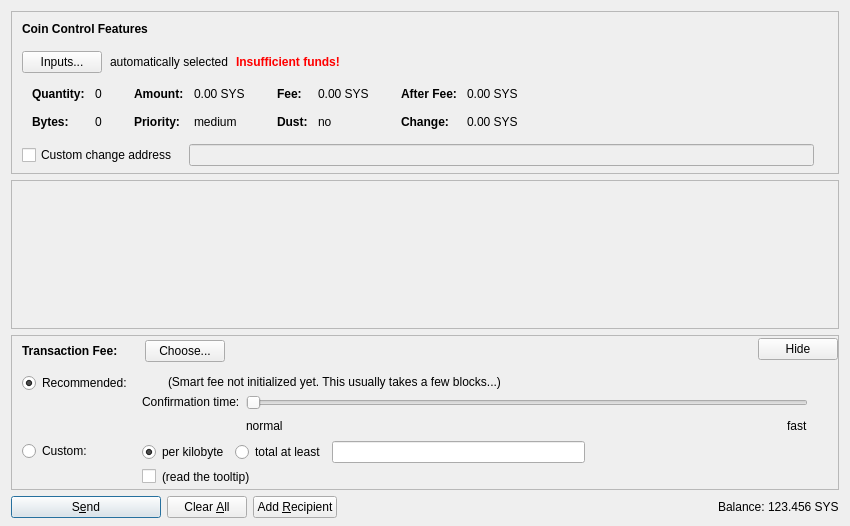
This is src/qt/forms/sendcoinsdialog.ui in syscoin-core/syscoin-trimmed as Qt 5 draws it before an edit. The edited form follows.
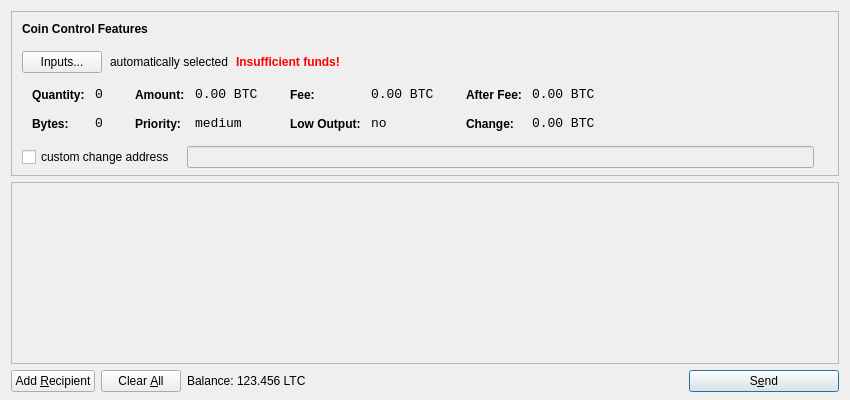
This is the edited form. Icons and pictures are not drawn. Custom widgets are drawn as their Qt base class.

```diff
--- a/src/qt/forms/sendcoinsdialog.ui
+++ b/src/qt/forms/sendcoinsdialog.ui
@@ -7,13 +7,13 @@
     <x>0</x>
     <y>0</y>
     <width>850</width>
-    <height>526</height>
+    <height>400</height>
    </rect>
   </property>
   <property name="windowTitle">
    <string>Send Coins</string>
   </property>
-  <layout class="QVBoxLayout" name="verticalLayout" stretch="0,1,0,0">
+  <layout class="QVBoxLayout" name="verticalLayout" stretch="0,1,0">
    <property name="bottomMargin">
     <number>8</number>
    </property>
@@ -39,7 +39,7 @@
      </property>
      <layout class="QVBoxLayout" name="verticalLayoutCoinControl2">
       <property name="spacing">
-       <number>0</number>
+       <number>-1</number>
       </property>
       <property name="leftMargin">
        <number>0</number>
@@ -109,9 +109,6 @@
             <property name="text">
              <string>Inputs...</string>
             </property>
-            <property name="autoDefault">
-             <bool>false</bool>
-            </property>
            </widget>
           </item>
           <item>
@@ -176,16 +173,7 @@
            <string notr="true"/>
           </property>
           <layout class="QHBoxLayout" name="horizontalLayoutCoinControl5">
-           <property name="leftMargin">
-            <number>0</number>
-           </property>
-           <property name="topMargin">
-            <number>0</number>
-           </property>
-           <property name="rightMargin">
-            <number>0</number>
-           </property>
-           <property name="bottomMargin">
+           <property name="margin">
             <number>0</number>
            </property>
            <item>
@@ -218,11 +206,8 @@
                </property>
                <item row="0" column="0">
                 <widget class="QLabel" name="labelCoinControlQuantityText">
-                 <property name="font">
-                  <font>
-                   <weight>75</weight>
-                   <bold>true</bold>
-                  </font>
+                 <property name="styleSheet">
+                  <string notr="true">font-weight:bold;</string>
                  </property>
                  <property name="text">
                   <string>Quantity:</string>
@@ -234,6 +219,12 @@
                </item>
                <item row="0" column="1">
                 <widget class="QLabel" name="labelCoinControlQuantity">
+                 <property name="font">
+                  <font>
+                   <family>Monospace</family>
+                   <pointsize>10</pointsize>
+                  </font>
+                 </property>
                  <property name="cursor">
                   <cursorShape>IBeamCursor</cursorShape>
                  </property>
@@ -253,11 +244,8 @@
                </item>
                <item row="1" column="0">
                 <widget class="QLabel" name="labelCoinControlBytesText">
-                 <property name="font">
-                  <font>
-                   <weight>75</weight>
-                   <bold>true</bold>
-                  </font>
+                 <property name="styleSheet">
+                  <string notr="true">font-weight:bold;</string>
                  </property>
                  <property name="text">
                   <string>Bytes:</string>
@@ -266,6 +254,12 @@
                </item>
                <item row="1" column="1">
                 <widget class="QLabel" name="labelCoinControlBytes">
+                 <property name="font">
+                  <font>
+                   <family>Monospace</family>
+                   <pointsize>10</pointsize>
+                  </font>
+                 </property>
                  <property name="cursor">
                   <cursorShape>IBeamCursor</cursorShape>
                  </property>
@@ -301,11 +295,8 @@
                </property>
                <item row="0" column="0">
                 <widget class="QLabel" name="labelCoinControlAmountText">
-                 <property name="font">
-                  <font>
-                   <weight>75</weight>
-                   <bold>true</bold>
-                  </font>
+                 <property name="styleSheet">
+                  <string notr="true">font-weight:bold;</string>
                  </property>
                  <property name="text">
                   <string>Amount:</string>
@@ -317,6 +308,12 @@
                </item>
                <item row="0" column="1">
                 <widget class="QLabel" name="labelCoinControlAmount">
+                 <property name="font">
+                  <font>
+                   <family>Monospace</family>
+                   <pointsize>10</pointsize>
+                  </font>
+                 </property>
                  <property name="cursor">
                   <cursorShape>IBeamCursor</cursorShape>
                  </property>
@@ -324,7 +321,7 @@
                   <enum>Qt::ActionsContextMenu</enum>
                  </property>
                  <property name="text">
-                  <string notr="true">0.00 SYS</string>
+                  <string notr="true">0.00 BTC</string>
                  </property>
                  <property name="textInteractionFlags">
                   <set>Qt::LinksAccessibleByMouse|Qt::TextSelectableByKeyboard|Qt::TextSelectableByMouse</set>
@@ -333,11 +330,8 @@
                </item>
                <item row="1" column="0">
                 <widget class="QLabel" name="labelCoinControlPriorityText">
-                 <property name="font">
-                  <font>
-                   <weight>75</weight>
-                   <bold>true</bold>
-                  </font>
+                 <property name="styleSheet">
+                  <string notr="true">font-weight:bold;</string>
                  </property>
                  <property name="text">
                   <string>Priority:</string>
@@ -346,6 +340,12 @@
                </item>
                <item row="1" column="1">
                 <widget class="QLabel" name="labelCoinControlPriority">
+                 <property name="font">
+                  <font>
+                   <family>Monospace</family>
+                   <pointsize>10</pointsize>
+                  </font>
+                 </property>
                  <property name="cursor">
                   <cursorShape>IBeamCursor</cursorShape>
                  </property>
@@ -353,7 +353,7 @@
                   <enum>Qt::ActionsContextMenu</enum>
                  </property>
                  <property name="text">
-                  <string notr="true">medium</string>
+                  <string>medium</string>
                  </property>
                  <property name="textInteractionFlags">
                   <set>Qt::LinksAccessibleByMouse|Qt::TextSelectableByKeyboard|Qt::TextSelectableByMouse</set>
@@ -381,11 +381,8 @@
                </property>
                <item row="0" column="0">
                 <widget class="QLabel" name="labelCoinControlFeeText">
-                 <property name="font">
-                  <font>
-                   <weight>75</weight>
-                   <bold>true</bold>
-                  </font>
+                 <property name="styleSheet">
+                  <string notr="true">font-weight:bold;</string>
                  </property>
                  <property name="text">
                   <string>Fee:</string>
@@ -397,6 +394,12 @@
                </item>
                <item row="0" column="1">
                 <widget class="QLabel" name="labelCoinControlFee">
+                 <property name="font">
+                  <font>
+                   <family>Monospace</family>
+                   <pointsize>10</pointsize>
+                  </font>
+                 </property>
                  <property name="cursor">
                   <cursorShape>IBeamCursor</cursorShape>
                  </property>
@@ -404,7 +407,7 @@
                   <enum>Qt::ActionsContextMenu</enum>
                  </property>
                  <property name="text">
-                  <string notr="true">0.00 SYS</string>
+                  <string notr="true">0.00 BTC</string>
                  </property>
                  <property name="textInteractionFlags">
                   <set>Qt::LinksAccessibleByMouse|Qt::TextSelectableByKeyboard|Qt::TextSelectableByMouse</set>
@@ -413,19 +416,22 @@
                </item>
                <item row="1" column="0">
                 <widget class="QLabel" name="labelCoinControlLowOutputText">
-                 <property name="font">
-                  <font>
-                   <weight>75</weight>
-                   <bold>true</bold>
-                  </font>
+                 <property name="styleSheet">
+                  <string notr="true">font-weight:bold;</string>
                  </property>
                  <property name="text">
-                  <string>Dust:</string>
+                  <string>Low Output:</string>
                  </property>
                 </widget>
                </item>
                <item row="1" column="1">
                 <widget class="QLabel" name="labelCoinControlLowOutput">
+                 <property name="font">
+                  <font>
+                   <family>Monospace</family>
+                   <pointsize>10</pointsize>
+                  </font>
+                 </property>
                  <property name="cursor">
                   <cursorShape>IBeamCursor</cursorShape>
                  </property>
@@ -433,7 +439,7 @@
                   <enum>Qt::ActionsContextMenu</enum>
                  </property>
                  <property name="text">
-                  <string notr="true">no</string>
+                  <string>no</string>
                  </property>
                  <property name="textInteractionFlags">
                   <set>Qt::LinksAccessibleByMouse|Qt::TextSelectableByKeyboard|Qt::TextSelectableByMouse</set>
@@ -461,11 +467,8 @@
                </property>
                <item row="0" column="0">
                 <widget class="QLabel" name="labelCoinControlAfterFeeText">
-                 <property name="font">
-                  <font>
-                   <weight>75</weight>
-                   <bold>true</bold>
-                  </font>
+                 <property name="styleSheet">
+                  <string notr="true">font-weight:bold;</string>
                  </property>
                  <property name="text">
                   <string>After Fee:</string>
@@ -477,6 +480,12 @@
                </item>
                <item row="0" column="1">
                 <widget class="QLabel" name="labelCoinControlAfterFee">
+                 <property name="font">
+                  <font>
+                   <family>Monospace</family>
+                   <pointsize>10</pointsize>
+                  </font>
+                 </property>
                  <property name="cursor">
                   <cursorShape>IBeamCursor</cursorShape>
                  </property>
@@ -484,7 +493,7 @@
                   <enum>Qt::ActionsContextMenu</enum>
                  </property>
                  <property name="text">
-                  <string notr="true">0.00 SYS</string>
+                  <string notr="true">0.00 BTC</string>
                  </property>
                  <property name="textInteractionFlags">
                   <set>Qt::LinksAccessibleByMouse|Qt::TextSelectableByKeyboard|Qt::TextSelectableByMouse</set>
@@ -493,11 +502,8 @@
                </item>
                <item row="1" column="0">
                 <widget class="QLabel" name="labelCoinControlChangeText">
-                 <property name="font">
-                  <font>
-                   <weight>75</weight>
-                   <bold>true</bold>
-                  </font>
+                 <property name="styleSheet">
+                  <string notr="true">font-weight:bold;</string>
                  </property>
                  <property name="text">
                   <string>Change:</string>
@@ -506,6 +512,12 @@
                </item>
                <item row="1" column="1">
                 <widget class="QLabel" name="labelCoinControlChange">
+                 <property name="font">
+                  <font>
+                   <family>Monospace</family>
+                   <pointsize>10</pointsize>
+                  </font>
+                 </property>
                  <property name="cursor">
                   <cursorShape>IBeamCursor</cursorShape>
                  </property>
@@ -513,7 +525,7 @@
                   <enum>Qt::ActionsContextMenu</enum>
                  </property>
                  <property name="text">
-                  <string notr="true">0.00 SYS</string>
+                  <string notr="true">0.00 BTC</string>
                  </property>
                  <property name="textInteractionFlags">
                   <set>Qt::LinksAccessibleByMouse|Qt::TextSelectableByKeyboard|Qt::TextSelectableByMouse</set>
@@ -543,16 +555,13 @@
           </property>
           <item>
            <widget class="QCheckBox" name="checkBoxCoinControlChange">
-            <property name="toolTip">
-             <string>If this is activated, but the change address is empty or invalid, change will be sent to a newly generated address.</string>
-            </property>
             <property name="text">
-             <string>Custom change address</string>
+             <string>custom change address</string>
             </property>
            </widget>
           </item>
           <item>
-           <widget class="QValidatedLineEdit" name="lineEditCoinControlChange">
+           <widget class="QLineEdit" name="lineEditCoinControlChange">
             <property name="enabled">
              <bool>false</bool>
             </property>
@@ -617,20 +626,11 @@
         <x>0</x>
         <y>0</y>
         <width>830</width>
-        <height>104</height>
+        <height>165</height>
        </rect>
       </property>
-      <layout class="QVBoxLayout" name="verticalLayout_2" stretch="0,1">
-       <property name="leftMargin">
-        <number>0</number>
-       </property>
-       <property name="topMargin">
-        <number>0</number>
-       </property>
-       <property name="rightMargin">
-        <number>0</number>
-       </property>
-       <property name="bottomMargin">
+      <layout class="QVBoxLayout" name="verticalLayout_2">
+       <property name="margin">
         <number>0</number>
        </property>
        <item>
@@ -657,559 +657,23 @@
      </widget>
     </widget>
    </item>
-   <item>
-    <widget class="QFrame" name="frameFee">
-     <property name="sizePolicy">
-      <sizepolicy hsizetype="Expanding" vsizetype="Expanding">
-       <horstretch>0</horstretch>
-       <verstretch>0</verstretch>
-      </sizepolicy>
-     </property>
-     <property name="maximumSize">
-      <size>
-       <width>16777215</width>
-       <height>16777215</height>
-      </size>
-     </property>
-     <property name="frameShape">
-      <enum>QFrame::StyledPanel</enum>
-     </property>
-     <property name="frameShadow">
-      <enum>QFrame::Sunken</enum>
-     </property>
-     <layout class="QVBoxLayout" name="verticalLayoutFee1">
-      <property name="spacing">
-       <number>0</number>
-      </property>
-      <property name="leftMargin">
-       <number>0</number>
-      </property>
-      <property name="topMargin">
-       <number>0</number>
-      </property>
-      <property name="rightMargin">
-       <number>0</number>
-      </property>
-      <property name="bottomMargin">
-       <number>0</number>
-      </property>
-      <item>
-       <layout class="QVBoxLayout" name="verticalLayoutFee2" stretch="0,0,0">
-        <property name="spacing">
-         <number>0</number>
-        </property>
-        <property name="leftMargin">
-         <number>10</number>
-        </property>
-        <property name="topMargin">
-         <number>0</number>
-        </property>
-        <item>
-         <layout class="QHBoxLayout" name="horizontalLayoutFee1">
-          <property name="bottomMargin">
-           <number>0</number>
-          </property>
-          <item>
-           <layout class="QVBoxLayout" name="verticalLayoutFee7">
-            <property name="spacing">
-             <number>0</number>
-            </property>
-            <item>
-             <spacer name="verticalSpacerSmartFee">
-              <property name="orientation">
-               <enum>Qt::Vertical</enum>
-              </property>
-              <property name="sizeType">
-               <enum>QSizePolicy::Fixed</enum>
-              </property>
-              <property name="sizeHint" stdset="0">
-               <size>
-                <width>1</width>
-                <height>4</height>
-               </size>
-              </property>
-             </spacer>
-            </item>
-            <item>
-             <layout class="QHBoxLayout" name="horizontalLayoutSmartFee">
-              <property name="spacing">
-               <number>10</number>
-              </property>
-              <item>
-               <widget class="QLabel" name="labelFeeHeadline">
-                <property name="sizePolicy">
-                 <sizepolicy hsizetype="Preferred" vsizetype="Maximum">
-                  <horstretch>0</horstretch>
-                  <verstretch>0</verstretch>
-                 </sizepolicy>
-                </property>
-                <property name="font">
-                 <font>
-                  <weight>75</weight>
-                  <bold>true</bold>
-                 </font>
-                </property>
-                <property name="styleSheet">
-                 <string notr="true">font-weight:bold;</string>
-                </property>
-                <property name="text">
-                 <string>Transaction Fee:</string>
-                </property>
-               </widget>
-              </item>
-              <item>
-               <widget class="QLabel" name="labelFeeMinimized">
-                <property name="text">
-                 <string/>
-                </property>
-               </widget>
-              </item>
-              <item>
-               <widget class="QPushButton" name="buttonChooseFee">
-                <property name="text">
-                 <string>Choose...</string>
-                </property>
-               </widget>
-              </item>
-             </layout>
-            </item>
-            <item>
-             <spacer name="verticalSpacer_5">
-              <property name="orientation">
-               <enum>Qt::Vertical</enum>
-              </property>
-              <property name="sizeHint" stdset="0">
-               <size>
-                <width>1</width>
-                <height>1</height>
-               </size>
-              </property>
-             </spacer>
-            </item>
-           </layout>
-          </item>
-          <item>
-           <spacer name="horizontalSpacer_4">
-            <property name="orientation">
-             <enum>Qt::Horizontal</enum>
-            </property>
-            <property name="sizeHint" stdset="0">
-             <size>
-              <width>40</width>
-              <height>20</height>
-             </size>
-            </property>
-           </spacer>
-          </item>
-          <item>
-           <widget class="QPushButton" name="buttonMinimizeFee">
-            <property name="toolTip">
-             <string>collapse fee-settings</string>
-            </property>
-            <property name="text">
-             <string>Hide</string>
-            </property>
-           </widget>
-          </item>
-         </layout>
-        </item>
-        <item>
-         <widget class="QFrame" name="frameFeeSelection">
-          <layout class="QVBoxLayout" name="verticalLayoutFee12">
-           <property name="spacing">
-            <number>0</number>
-           </property>
-           <property name="leftMargin">
-            <number>0</number>
-           </property>
-           <property name="topMargin">
-            <number>0</number>
-           </property>
-           <property name="rightMargin">
-            <number>0</number>
-           </property>
-           <property name="bottomMargin">
-            <number>0</number>
-           </property>
-           <item>
-            <layout class="QGridLayout" name="gridLayoutFee">
-             <property name="topMargin">
-              <number>10</number>
-             </property>
-             <property name="bottomMargin">
-              <number>4</number>
-             </property>
-             <property name="horizontalSpacing">
-              <number>10</number>
-             </property>
-             <property name="verticalSpacing">
-              <number>4</number>
-             </property>
-             <item row="1" column="1">
-              <layout class="QVBoxLayout" name="verticalLayoutFee8">
-               <property name="spacing">
-                <number>6</number>
-               </property>
-               <item>
-                <layout class="QHBoxLayout" name="horizontalLayoutFee13">
-                 <item>
-                  <widget class="QRadioButton" name="radioCustomPerKilobyte">
-                   <property name="toolTip">
-                    <string>If the custom fee is set to 1000 satoshis and the transaction is only 250 bytes, then &quot;per kilobyte&quot; only pays 250 satoshis in fee, while &quot;total at least&quot; pays 1000 satoshis. For transactions bigger than a kilobyte both pay by kilobyte.</string>
-                   </property>
-                   <property name="text">
-                    <string>per kilobyte</string>
-                   </property>
-                   <property name="checked">
-                    <bool>true</bool>
-                   </property>
-                   <attribute name="buttonGroup">
-                    <string notr="true">groupCustomFee</string>
-                   </attribute>
-                  </widget>
-                 </item>
-                 <item>
-                  <widget class="QRadioButton" name="radioCustomAtLeast">
-                   <property name="toolTip">
-                    <string>If the custom fee is set to 1000 satoshis and the transaction is only 250 bytes, then &quot;per kilobyte&quot; only pays 250 satoshis in fee, while &quot;total at least&quot; pays 1000 satoshis. For transactions bigger than a kilobyte both pay by kilobyte.</string>
-                   </property>
-                   <property name="text">
-                    <string>total at least</string>
-                   </property>
-                   <attribute name="buttonGroup">
-                    <string notr="true">groupCustomFee</string>
-                   </attribute>
-                  </widget>
-                 </item>
-                 <item>
-                  <widget class="SyscoinAmountField" name="customFee"/>
-                 </item>
-                 <item>
-                  <spacer name="horizontalSpacer_6">
-                   <property name="orientation">
-                    <enum>Qt::Horizontal</enum>
-                   </property>
-                   <property name="sizeHint" stdset="0">
-                    <size>
-                     <width>1</width>
-                     <height>1</height>
-                    </size>
-                   </property>
-                  </spacer>
-                 </item>
-                </layout>
-               </item>
-               <item>
-                <layout class="QHBoxLayout" name="horizontalLayoutFee8">
-                 <item>
-                  <widget class="QCheckBox" name="checkBoxMinimumFee">
-                   <property name="toolTip">
-                    <string>Paying only the minimum fee is just fine as long as there is less transaction volume than space in the blocks. But be aware that this can end up in a never confirming transaction once there is more demand for syscoin transactions than the network can process.</string>
-                   </property>
-                   <property name="text">
-                    <string/>
-                   </property>
-                  </widget>
-                 </item>
-                 <item>
-                  <widget class="QLabel" name="labelMinFeeWarning">
-                   <property name="enabled">
-                    <bool>true</bool>
-                   </property>
-                   <property name="toolTip">
-                    <string>Paying only the minimum fee is just fine as long as there is less transaction volume than space in the blocks. But be aware that this can end up in a never confirming transaction once there is more demand for syscoin transactions than the network can process.</string>
-                   </property>
-                   <property name="text">
-                    <string>(read the tooltip)</string>
-                   </property>
-                   <property name="margin">
-                    <number>5</number>
-                   </property>
-                  </widget>
-                 </item>
-                 <item>
-                  <spacer name="horizontalSpacer_2">
-                   <property name="orientation">
-                    <enum>Qt::Horizontal</enum>
-                   </property>
-                   <property name="sizeHint" stdset="0">
-                    <size>
-                     <width>1</width>
-                     <height>1</height>
-                    </size>
-                   </property>
-                  </spacer>
-                 </item>
-                </layout>
-               </item>
-              </layout>
-             </item>
-             <item row="0" column="0">
-              <layout class="QVBoxLayout" name="verticalLayoutFee4" stretch="0,1">
-               <item>
-                <widget class="QRadioButton" name="radioSmartFee">
-                 <property name="text">
-                  <string>Recommended:</string>
-                 </property>
-                 <property name="checked">
-                  <bool>true</bool>
-                 </property>
-                 <attribute name="buttonGroup">
-                  <string notr="true">groupFee</string>
-                 </attribute>
-                </widget>
-               </item>
-               <item>
-                <spacer name="verticalSpacer_2">
-                 <property name="orientation">
-                  <enum>Qt::Vertical</enum>
-                 </property>
-                 <property name="sizeHint" stdset="0">
-                  <size>
-                   <width>1</width>
-                   <height>1</height>
-                  </size>
-                 </property>
-                </spacer>
-               </item>
-              </layout>
-             </item>
-             <item row="1" column="0">
-              <layout class="QVBoxLayout" name="verticalLayoutFee9" stretch="0,1">
-               <item>
-                <widget class="QRadioButton" name="radioCustomFee">
-                 <property name="text">
-                  <string>Custom:</string>
-                 </property>
-                 <attribute name="buttonGroup">
-                  <string notr="true">groupFee</string>
-                 </attribute>
-                </widget>
-               </item>
-               <item>
-                <spacer name="verticalSpacer_6">
-                 <property name="orientation">
-                  <enum>Qt::Vertical</enum>
-                 </property>
-                 <property name="sizeHint" stdset="0">
-                  <size>
-                   <width>1</width>
-                   <height>1</height>
-                  </size>
-                 </property>
-                </spacer>
-               </item>
-              </layout>
-             </item>
-             <item row="0" column="1">
-              <layout class="QVBoxLayout" name="verticalLayoutFee3" stretch="0,0,1">
-               <property name="spacing">
-                <number>6</number>
-               </property>
-               <property name="topMargin">
-                <number>2</number>
-               </property>
-               <item>
-                <layout class="QHBoxLayout" name="horizontalLayoutFee12">
-                 <item>
-                  <widget class="QLabel" name="labelSmartFee">
-                   <property name="text">
-                    <string/>
-                   </property>
-                   <property name="margin">
-                    <number>2</number>
-                   </property>
-                  </widget>
-                 </item>
-                 <item>
-                  <widget class="QLabel" name="labelFeeEstimation">
-                   <property name="text">
-                    <string/>
-                   </property>
-                  </widget>
-                 </item>
-                 <item>
-                  <widget class="QLabel" name="labelSmartFee2">
-                   <property name="text">
-                    <string>(Smart fee not initialized yet. This usually takes a few blocks...)</string>
-                   </property>
-                   <property name="margin">
-                    <number>2</number>
-                   </property>
-                  </widget>
-                 </item>
-                 <item>
-                  <spacer name="horizontalSpacer_5">
-                   <property name="orientation">
-                    <enum>Qt::Horizontal</enum>
-                   </property>
-                   <property name="sizeHint" stdset="0">
-                    <size>
-                     <width>1</width>
-                     <height>1</height>
-                    </size>
-                   </property>
-                  </spacer>
-                 </item>
-                </layout>
-               </item>
-               <item>
-                <layout class="QHBoxLayout" name="horizontalLayoutFee9">
-                 <item>
-                  <layout class="QVBoxLayout" name="verticalLayoutFee6">
-                   <item>
-                    <widget class="QLabel" name="labelSmartFee3">
-                     <property name="text">
-                      <string>Confirmation time:</string>
-                     </property>
-                     <property name="margin">
-                      <number>2</number>
-                     </property>
-                    </widget>
-                   </item>
-                   <item>
-                    <spacer name="verticalSpacer_3">
-                     <property name="orientation">
-                      <enum>Qt::Vertical</enum>
-                     </property>
-                     <property name="sizeHint" stdset="0">
-                      <size>
-                       <width>1</width>
-                       <height>1</height>
-                      </size>
-                     </property>
-                    </spacer>
-                   </item>
-                  </layout>
-                 </item>
-                 <item>
-                  <layout class="QVBoxLayout" name="verticalLayoutFee5">
-                   <property name="rightMargin">
-                    <number>30</number>
-                   </property>
-                   <item>
-                    <widget class="QSlider" name="sliderSmartFee">
-                     <property name="minimum">
-                      <number>0</number>
-                     </property>
-                     <property name="maximum">
-                      <number>24</number>
-                     </property>
-                     <property name="pageStep">
-                      <number>1</number>
-                     </property>
-                     <property name="value">
-                      <number>0</number>
-                     </property>
-                     <property name="orientation">
-                      <enum>Qt::Horizontal</enum>
-                     </property>
-                     <property name="invertedAppearance">
-                      <bool>false</bool>
-                     </property>
-                     <property name="invertedControls">
-                      <bool>false</bool>
-                     </property>
-                     <property name="tickPosition">
-                      <enum>QSlider::NoTicks</enum>
-                     </property>
-                    </widget>
-                   </item>
-                   <item>
-                    <layout class="QHBoxLayout" name="horizontalLayoutFee10">
-                     <item>
-                      <widget class="QLabel" name="labelSmartFeeNormal">
-                       <property name="text">
-                        <string>normal</string>
-                       </property>
-                      </widget>
-                     </item>
-                     <item>
-                      <spacer name="horizontalSpacer_3">
-                       <property name="orientation">
-                        <enum>Qt::Horizontal</enum>
-                       </property>
-                       <property name="sizeHint" stdset="0">
-                        <size>
-                         <width>40</width>
-                         <height>20</height>
-                        </size>
-                       </property>
-                      </spacer>
-                     </item>
-                     <item>
-                      <widget class="QLabel" name="labelSmartFeeFast">
-                       <property name="text">
-                        <string>fast</string>
-                       </property>
-                      </widget>
-                     </item>
-                    </layout>
-                   </item>
-                  </layout>
-                 </item>
-                </layout>
-               </item>
-               <item>
-                <spacer name="verticalSpacer_4">
-                 <property name="orientation">
-                  <enum>Qt::Vertical</enum>
-                 </property>
-                 <property name="sizeHint" stdset="0">
-                  <size>
-                   <width>1</width>
-                   <height>1</height>
-                  </size>
-                 </property>
-                </spacer>
-               </item>
-              </layout>
-             </item>
-            </layout>
-           </item>
-          </layout>
-         </widget>
-        </item>
-        <item>
-         <spacer name="verticalSpacerFee">
-          <property name="orientation">
-           <enum>Qt::Vertical</enum>
-          </property>
-          <property name="sizeHint" stdset="0">
-           <size>
-            <width>800</width>
-            <height>1</height>
-           </size>
-          </property>
-         </spacer>
-        </item>
-       </layout>
-      </item>
-     </layout>
-    </widget>
-   </item>
    <item>
     <layout class="QHBoxLayout" name="horizontalLayout">
      <item>
-      <widget class="QPushButton" name="sendButton">
-       <property name="minimumSize">
-        <size>
-         <width>150</width>
-         <height>0</height>
-        </size>
-       </property>
+      <widget class="QPushButton" name="addButton">
        <property name="toolTip">
-        <string>Confirm the send action</string>
+        <string>Send to multiple recipients at once</string>
        </property>
        <property name="text">
-        <string>S&amp;end</string>
+        <string>Add &amp;Recipient</string>
+       </property>
+       <property name="icon">
+        <iconset resource="../bitcoin.qrc">
+         <normaloff>:/icons/add</normaloff>:/icons/add</iconset>
        </property>
        <property name="autoDefault">
         <bool>false</bool>
        </property>
-       <property name="default">
-        <bool>true</bool>
-       </property>
       </widget>
      </item>
      <item>
@@ -1221,42 +685,23 @@
         </sizepolicy>
        </property>
        <property name="toolTip">
-        <string>Clear all fields of the form.</string>
+        <string>Remove all transaction fields</string>
        </property>
        <property name="text">
         <string>Clear &amp;All</string>
        </property>
-       <property name="autoDefault">
-        <bool>false</bool>
+       <property name="icon">
+        <iconset resource="../bitcoin.qrc">
+         <normaloff>:/icons/remove</normaloff>:/icons/remove</iconset>
        </property>
-      </widget>
-     </item>
-     <item>
-      <widget class="QPushButton" name="addButton">
-       <property name="toolTip">
-        <string>Send to multiple recipients at once</string>
+       <property name="autoRepeatDelay">
+        <number>300</number>
        </property>
-       <property name="text">
-        <string>Add &amp;Recipient</string>
-       </property>
        <property name="autoDefault">
         <bool>false</bool>
        </property>
       </widget>
      </item>
-     <item>
-      <spacer name="horizontalSpacer">
-       <property name="orientation">
-        <enum>Qt::Horizontal</enum>
-       </property>
-       <property name="sizeHint" stdset="0">
-        <size>
-         <width>40</width>
-         <height>20</height>
-        </size>
-       </property>
-      </spacer>
-     </item>
      <item>
       <layout class="QHBoxLayout" name="horizontalLayout_2">
        <property name="spacing">
@@ -1264,12 +709,6 @@
        </property>
        <item>
         <widget class="QLabel" name="label">
-         <property name="sizePolicy">
-          <sizepolicy hsizetype="Preferred" vsizetype="Fixed">
-           <horstretch>0</horstretch>
-           <verstretch>0</verstretch>
-          </sizepolicy>
-         </property>
          <property name="text">
           <string>Balance:</string>
          </property>
@@ -1277,17 +716,11 @@
        </item>
        <item>
         <widget class="QLabel" name="labelBalance">
-         <property name="sizePolicy">
-          <sizepolicy hsizetype="Preferred" vsizetype="Fixed">
-           <horstretch>0</horstretch>
-           <verstretch>0</verstretch>
-          </sizepolicy>
-         </property>
          <property name="cursor">
           <cursorShape>IBeamCursor</cursorShape>
          </property>
          <property name="text">
-          <string notr="true">123.456 SYS</string>
+          <string>123.456 LTC</string>
          </property>
          <property name="textInteractionFlags">
           <set>Qt::LinksAccessibleByMouse|Qt::TextSelectableByKeyboard|Qt::TextSelectableByMouse</set>
@@ -1296,23 +729,46 @@
        </item>
       </layout>
      </item>
+     <item>
+      <spacer name="horizontalSpacer">
+       <property name="orientation">
+        <enum>Qt::Horizontal</enum>
+       </property>
+       <property name="sizeHint" stdset="0">
+        <size>
+         <width>40</width>
+         <height>20</height>
+        </size>
+       </property>
+      </spacer>
+     </item>
+     <item>
+      <widget class="QPushButton" name="sendButton">
+       <property name="minimumSize">
+        <size>
+         <width>150</width>
+         <height>0</height>
+        </size>
+       </property>
+       <property name="toolTip">
+        <string>Confirm the send action</string>
+       </property>
+       <property name="text">
+        <string>S&amp;end</string>
+       </property>
+       <property name="icon">
+        <iconset resource="../bitcoin.qrc">
+         <normaloff>:/icons/send</normaloff>:/icons/send</iconset>
+       </property>
+       <property name="default">
+        <bool>true</bool>
+       </property>
+      </widget>
+     </item>
     </layout>
    </item>
   </layout>
  </widget>
- <customwidgets>
-  <customwidget>
-   <class>QValidatedLineEdit</class>
-   <extends>QLineEdit</extends>
-   <header>qvalidatedlineedit.h</header>
-  </customwidget>
-  <customwidget>
-   <class>SyscoinAmountField</class>
-   <extends>QLineEdit</extends>
-   <header>syscoinamountfield.h</header>
-   <container>1</container>
-  </customwidget>
- </customwidgets>
  <resources>
   <include location="../syscoin.qrc"/>
  </resources>
```
Left out of the diff: 6 changed lines with no effect on the pictures.
